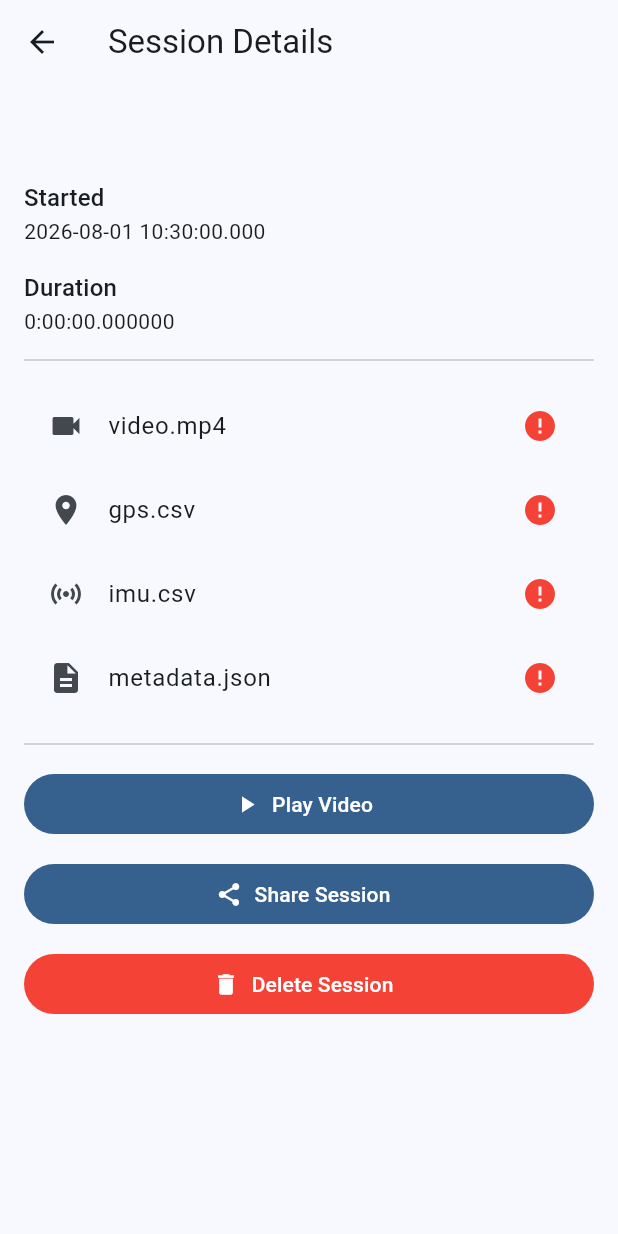
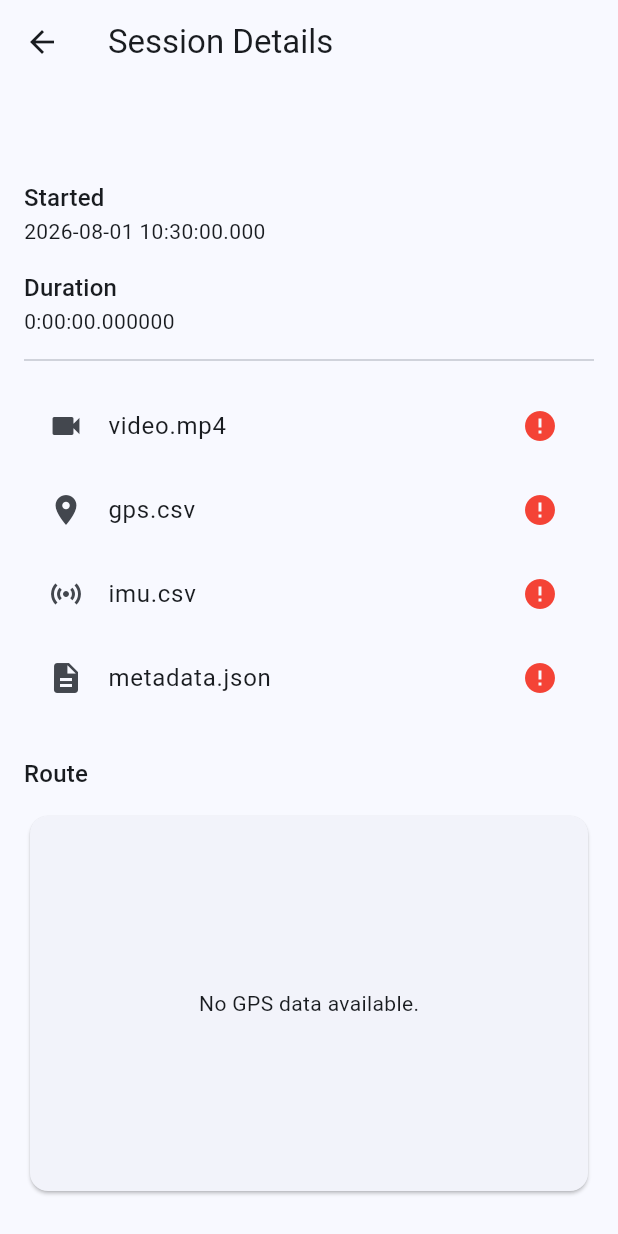
Before and after one commit to nidhiknayak/road-data-collector, a Flutter app: the SessionDetailsPage screen opened directly with empty values, on a phone screen of 412 x 824 dp. Run offline on Flutter 3.47's test engine with Material 3 defaults, Android fonts, the phone set to English and light mode, and no system bars; our stand-ins replace camera, chewie, flutter_map, geolocator, latlong2, permission_handler and 4 more; accounts and stored records are empty.

Commit message:
Add route map visualization and camera toggle

```diff
--- /dev/null
+++ b/lib/core/services/gps_route_service.dart
@@ -0,0 +1,38 @@
+import 'dart:io';
+
+import 'package:latlong2/latlong.dart';
+
+class GpsRouteService {
+  Future<List<LatLng>> loadRoute(String gpsFilePath) async {
+    final file = File(gpsFilePath);
+
+    if (!await file.exists()) {
+      return [];
+    }
+
+    final lines = await file.readAsLines();
+
+    if (lines.length <= 1) {
+      return [];
+    }
+
+    final points = <LatLng>[];
+
+    for (final line in lines.skip(1)) {
+      final parts = line.split(',');
+
+      if (parts.length < 3) continue;
+
+      final latitude = double.tryParse(parts[1]);
+      final longitude = double.tryParse(parts[2]);
+
+      if (latitude == null || longitude == null) continue;
+
+      points.add(
+        LatLng(latitude, longitude),
+      );
+    }
+
+    return points;
+  }
+}
--- /dev/null
+++ b/lib/features/sessions/route_map_widget.dart
@@ -0,0 +1,79 @@
+import 'package:flutter/material.dart';
+import 'package:flutter_map/flutter_map.dart';
+import 'package:latlong2/latlong.dart';
+
+class RouteMapWidget extends StatelessWidget {
+  final List<LatLng> route;
+
+  const RouteMapWidget({
+    super.key,
+    required this.route,
+  });
+
+  @override
+  Widget build(BuildContext context) {
+    if (route.isEmpty) {
+      return const Card(
+        child: SizedBox(
+          height: 250,
+          child: Center(
+            child: Text("No GPS data available."),
+          ),
+        ),
+      );
+    }
+
+    return SizedBox(
+      height: 300,
+      child: FlutterMap(
+        options: MapOptions(
+          initialCenter: route.first,
+          initialZoom: 16,
+        ),
+        children: [
+          TileLayer(
+            urlTemplate:
+                'https://tile.openstreetmap.org/{z}/{x}/{y}.png',
+            userAgentPackageName: 'com.example.road_data_collector',
+          ),
+
+          PolylineLayer(
+            polylines: [
+              Polyline(
+                points: route,
+                strokeWidth: 4,
+                color: Colors.blue,
+              ),
+            ],
+          ),
+
+          MarkerLayer(
+            markers: [
+              Marker(
+                point: route.first,
+                width: 40,
+                height: 40,
+                child: const Icon(
+                  Icons.play_circle_fill,
+                  color: Colors.green,
+                  size: 32,
+                ),
+              ),
+
+              Marker(
+                point: route.last,
+                width: 40,
+                height: 40,
+                child: const Icon(
+                  Icons.location_on,
+                  color: Colors.red,
+                  size: 32,
+                ),
+              ),
+            ],
+          ),
+        ],
+      ),
+    );
+  }
+}
--- a/lib/features/sessions/session_details_page.dart
+++ b/lib/features/sessions/session_details_page.dart
@@ -1,20 +1,55 @@
 import 'dart:io';
 
 import 'package:flutter/material.dart';
+import 'package:latlong2/latlong.dart';
 
 import 'session_model.dart';
 import 'video_player_page.dart';
 
 import '../../core/services/export_service.dart';
+import '../../core/services/gps_route_service.dart';
 import '../../core/services/session_delete_service.dart';
+import 'route_map_widget.dart';
 
-class SessionDetailsPage extends StatelessWidget {
+class SessionDetailsPage extends StatefulWidget {
   final SessionModel session;
 
   const SessionDetailsPage({
     super.key,
     required this.session,
   });
+
+  @override
+  State<SessionDetailsPage> createState() =>
+      _SessionDetailsPageState();
+}
+
+class _SessionDetailsPageState
+    extends State<SessionDetailsPage> {
+  final GpsRouteService _routeService =
+      GpsRouteService();
+
+  List<LatLng> _route = [];
+
+  bool _loadingRoute = true;
+
+  @override
+  void initState() {
+    super.initState();
+    _loadRoute();
+  }
+
+  Future<void> _loadRoute() async {
+    _route = await _routeService.loadRoute(
+      widget.session.gpsPath,
+    );
+
+    if (!mounted) return;
+
+    setState(() {
+      _loadingRoute = false;
+    });
+  }
 
   Widget fileTile(
     IconData icon,
@@ -43,7 +78,7 @@ class SessionDetailsPage extends StatelessWidget {
         padding: const EdgeInsets.all(16),
         children: [
           Text(
-            session.id,
+            widget.session.id,
             style: Theme.of(context).textTheme.headlineSmall,
           ),
 
@@ -55,7 +90,7 @@ class SessionDetailsPage extends StatelessWidget {
           ),
 
           Text(
-            session.startTime?.toString() ?? "-",
+            widget.session.startTime?.toString() ?? "-",
           ),
 
           const SizedBox(height: 16),
@@ -65,33 +100,52 @@ class SessionDetailsPage extends StatelessWidget {
             style: Theme.of(context).textTheme.titleMedium,
           ),
 
-          Text(session.duration.toString()),
+          Text(widget.session.duration.toString()),
 
           const Divider(height: 32),
 
           fileTile(
             Icons.videocam,
             "video.mp4",
-            session.videoPath,
+            widget.session.videoPath,
           ),
 
           fileTile(
             Icons.location_on,
             "gps.csv",
-            session.gpsPath,
+            widget.session.gpsPath,
           ),
 
           fileTile(
             Icons.sensors,
             "imu.csv",
-            session.imuPath,
+            widget.session.imuPath,
           ),
 
           fileTile(
             Icons.description,
             "metadata.json",
-            session.metadataPath,
+            widget.session.metadataPath,
           ),
+
+          const SizedBox(height: 24),
+
+          Text(
+            "Route",
+            style: Theme.of(context).textTheme.titleMedium,
+          ),
+
+          const SizedBox(height: 12),
+
+          _loadingRoute
+              ? const Center(
+                  child: CircularProgressIndicator(),
+                )
+              : RouteMapWidget(
+                  route: _route,
+                ),
+
+          const SizedBox(height: 24),
 
           const Divider(height: 32),
 
@@ -101,7 +155,7 @@ class SessionDetailsPage extends StatelessWidget {
                 context,
                 MaterialPageRoute(
                   builder: (_) => VideoPlayerPage(
-                    videoPath: session.videoPath,
+                    videoPath: widget.session.videoPath,
                   ),
                 ),
               );
@@ -125,7 +179,7 @@ class SessionDetailsPage extends StatelessWidget {
               );
 
               try {
-                await exporter.shareSession(session);
+                await exporter.shareSession(widget.session);
               } finally {
                 if (context.mounted) {
                   Navigator.pop(context); // Close loading dialog
@@ -167,7 +221,7 @@ class SessionDetailsPage extends StatelessWidget {
 
               final service = SessionDeleteService();
 
-              await service.delete(session);
+              await service.delete(widget.session);
 
               if (!context.mounted) return;
 
--- a/pubspec.yaml
+++ b/pubspec.yaml
@@ -25,6 +25,8 @@ dependencies:
   video_player: ^2.10.0
   chewie: ^1.12.1
   shared_preferences: ^2.5.3
+  flutter_map: ^8.2.1
+  latlong2: ^0.9.1
 
 dev_dependencies:
   flutter_test:
```
Also changed, not shown: pubspec.lock.
